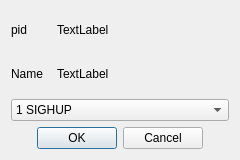
The window that signalwindow.ui (SawyerTheHollow/ProcessControlTool) describes before a commit, drawn with Qt 5.
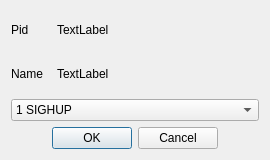
The same window after the commit.

Patch:
```diff
--- a/signalwindow.ui
+++ b/signalwindow.ui
@@ -6,7 +6,7 @@
    <rect>
     <x>0</x>
     <y>0</y>
-    <width>240</width>
+    <width>270</width>
     <height>160</height>
    </rect>
   </property>
@@ -31,7 +31,7 @@
         </size>
        </property>
        <property name="text">
-        <string>pid</string>
+        <string>Pid</string>
        </property>
       </widget>
      </item>
```
Left out of the diff: 2 changed lines with no effect on the pictures.
